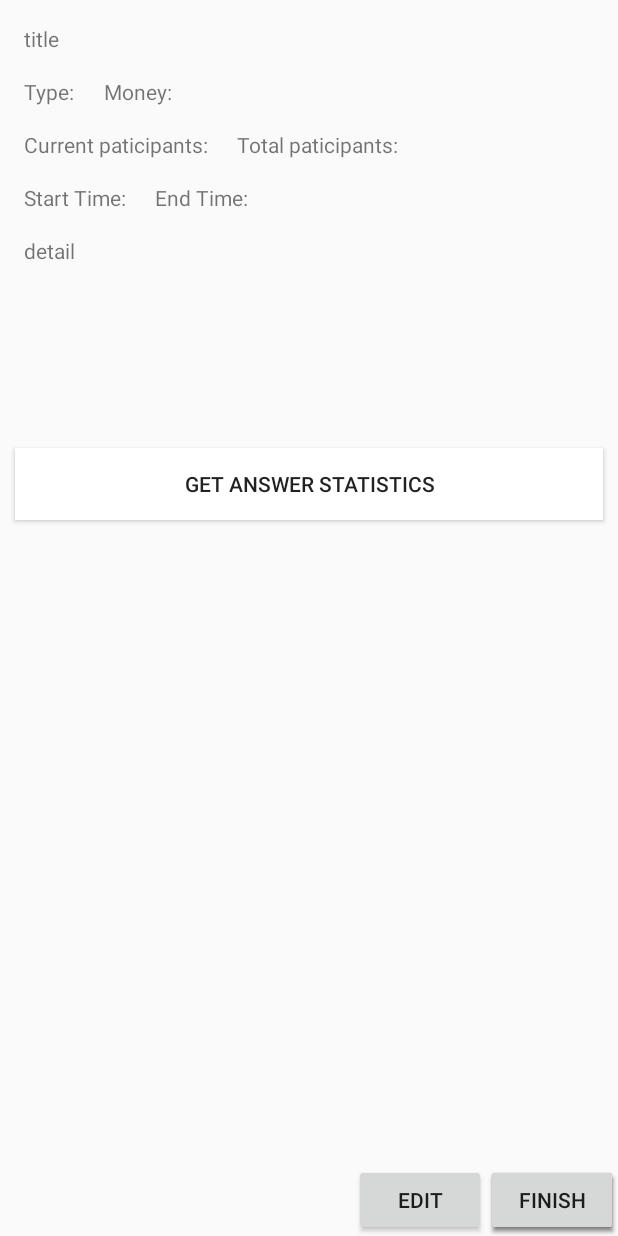
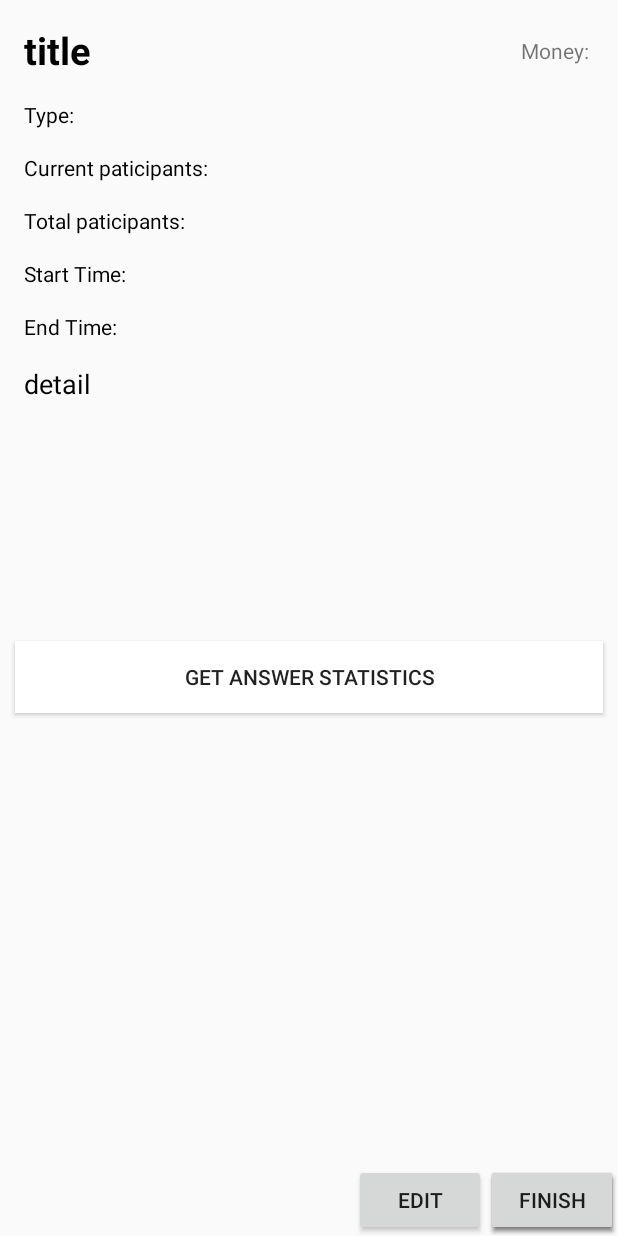
Before and after one commit to sysu-abi/Client, an Android app: the layout fragment_task_detail.xml on its own in the app's theme, with its tools: preview values and no code run, on a phone screen of 412 x 824 dp. Run offline under Robolectric (Android 15) with nearby library versions, the phone set to English and light mode, and no system bars; network calls fail.

Commit message:
beautify UI & add md5 psd

```diff
--- a/Ceres/app/src/main/java/com/sysu/ceres/activity/LoginActivity.java
+++ b/Ceres/app/src/main/java/com/sysu/ceres/activity/LoginActivity.java
@@ -20,6 +20,7 @@ import com.sysu.ceres.model.Task;
 import com.sysu.ceres.model.TaskList;
 import com.sysu.ceres.observer.MyObserver;
 import com.sysu.ceres.observer.ObserverOnNextListener;
+import com.sysu.ceres.utils.MyMD5Util;
 
 import static android.content.ContentValues.TAG;
 
@@ -123,8 +124,8 @@ public class LoginActivity extends AppCompatActivity {
                             "Password cannot be empty.", Toast.LENGTH_SHORT).show();
                 } else {
                     String name = username.getText().toString();
-                    String psd = password.getText().toString();
-                    String c_psd = confirm_psw.getText().toString();
+                    String psd = MyMD5Util.encrypt(password.getText().toString());
+                    String c_psd = MyMD5Util.encrypt(confirm_psw.getText().toString());
                     String phone = userphone.getText().toString();
                     String email = useremail.getText().toString();
                     if (login_or_register) { //login
--- a/Ceres/app/src/main/java/com/sysu/ceres/adapter/MyTaskRecyclerViewAdapter.java
+++ b/Ceres/app/src/main/java/com/sysu/ceres/adapter/MyTaskRecyclerViewAdapter.java
@@ -10,6 +10,7 @@ import android.widget.TextView;
 import com.sysu.ceres.R;
 import com.sysu.ceres.fragment.TaskListFragment.OnListFragmentInteractionListener;
 import com.sysu.ceres.model.Task;
+import com.sysu.ceres.utils.TimeStringUtil;
 
 import java.sql.Timestamp;
 import java.util.List;
@@ -46,8 +47,7 @@ public class MyTaskRecyclerViewAdapter extends RecyclerView.Adapter<MyTaskRecycl
         holder.mTitle.setText(mValues.get(position).getTitle());
         holder.mDetail.setText(mValues.get(position).getDetail());
         holder.mMoney.setText(mValues.get(position).getMoney().toString());
-        Timestamp endtime = new Timestamp(mValues.get(position).getEndTime());
-        holder.mEndTime.setText(endtime.toString());
+        holder.mEndTime.setText(TimeStringUtil.getDateToString(mValues.get(position).getEndTime()));
 
         holder.mView.setOnClickListener(new View.OnClickListener() {
             @Override
--- a/Ceres/app/src/main/java/com/sysu/ceres/fragment/TaskListFragment.java
+++ b/Ceres/app/src/main/java/com/sysu/ceres/fragment/TaskListFragment.java
@@ -4,6 +4,7 @@ import android.content.Context;
 import android.os.Bundle;
 
 import androidx.fragment.app.Fragment;
+import androidx.recyclerview.widget.DividerItemDecoration;
 import androidx.recyclerview.widget.GridLayoutManager;
 import androidx.recyclerview.widget.LinearLayoutManager;
 import androidx.recyclerview.widget.RecyclerView;
@@ -156,6 +157,7 @@ public class TaskListFragment extends Fragment {
 
         RecyclerView recyclerView = (RecyclerView) view.findViewById(R.id.task_list);
         myListViewAdapter = new MyTaskRecyclerViewAdapter(myTaskList, mListener);
+        recyclerView.addItemDecoration(new DividerItemDecoration(getActivity(), DividerItemDecoration.VERTICAL));
         recyclerView.setAdapter(myListViewAdapter);
 
         return view;
--- a/Ceres/app/src/main/java/com/sysu/ceres/utils/MyMD5Util.java
+++ b/Ceres/app/src/main/java/com/sysu/ceres/utils/MyMD5Util.java
@@ -15,7 +15,7 @@ public class MyMD5Util {
             for (int i = 0; i < s.length; i++) {
                 result += Integer.toHexString((0x000000FF & s[i]) | 0xFFFFFF00).substring(6);
             }
-            return result;
+            return result.substring(8, 24);
         } catch (Exception e) {
             e.printStackTrace();
         }
--- a/Ceres/app/src/main/res/layout/activity_edit_task.xml
+++ b/Ceres/app/src/main/res/layout/activity_edit_task.xml
@@ -23,6 +23,7 @@
         android:inputType="textMultiLine"
         android:minLines="8"
         android:maxLines="10"
+        android:maxEms="59"
         android:background="@android:drawable/edit_text"
         android:scrollbars="vertical"
         android:hint="detail"
--- a/Ceres/app/src/main/res/layout/fragment_task_detail.xml
+++ b/Ceres/app/src/main/res/layout/fragment_task_detail.xml
@@ -9,18 +9,20 @@
 
     <TextView
         android:id="@+id/task_detail_title"
+        android:textColor="@color/black"
+        android:textStyle="bold"
+        android:textSize="25dp"
         android:layout_width="match_parent"
         android:layout_height="wrap_content"
         android:layout_margin="@dimen/activity_horizontal_margin"
         app:layout_constraintLeft_toLeftOf="parent"
-        app:layout_constraintTop_toTopOf="@+id/constraintLayout"
-        tools:layout_constraintLeft_creator="1"
-        tools:layout_constraintTop_creator="1"
+        app:layout_constraintTop_toTopOf="parent"
         android:text="title"
         />
 
     <TextView
         android:id="@+id/task_detail_type"
+        android:textColor="@color/black"
         android:layout_width="wrap_content"
         android:layout_height="wrap_content"
         android:layout_margin="16dp"
@@ -34,13 +36,15 @@
         android:layout_width="wrap_content"
         android:layout_height="wrap_content"
         android:layout_margin="16dp"
-        app:layout_constraintTop_toBottomOf="@id/task_detail_title"
-        app:layout_constraintLeft_toRightOf="@id/task_detail_type"
+        app:layout_constraintRight_toRightOf="parent"
+        app:layout_constraintTop_toTopOf="parent"
+        app:layout_constraintBottom_toTopOf="@id/task_detail_type"
         android:text="Money: "
         />
 
     <TextView
         android:id="@+id/task_detail_current_num"
+        android:textColor="@color/black"
         android:layout_width="wrap_content"
         android:layout_height="wrap_content"
         android:layout_margin="16dp"
@@ -50,47 +54,53 @@
         />
     <TextView
         android:id="@+id/task_detail_total_num"
+        android:textColor="@color/black"
         android:layout_width="wrap_content"
         android:layout_height="wrap_content"
         android:layout_margin="16dp"
-        app:layout_constraintLeft_toRightOf="@id/task_detail_current_num"
-        app:layout_constraintTop_toBottomOf="@id/task_detail_type"
+        app:layout_constraintLeft_toLeftOf="parent"
+        app:layout_constraintTop_toBottomOf="@id/task_detail_current_num"
         android:text="Total paticipants: "
         />
 
     <TextView
         android:id="@+id/task_detail_start_time"
+        android:textColor="@color/black"
         android:layout_width="wrap_content"
         android:layout_height="wrap_content"
         android:layout_margin="16dp"
         app:layout_constraintLeft_toLeftOf="parent"
-        app:layout_constraintTop_toBottomOf="@id/task_detail_current_num"
+        app:layout_constraintTop_toBottomOf="@id/task_detail_total_num"
         android:text="Start Time: "
         />
 
     <TextView
         android:id="@+id/task_detail_end_time"
+        android:textColor="@color/black"
         android:layout_width="wrap_content"
         android:layout_height="wrap_content"
         android:layout_margin="16dp"
-        app:layout_constraintLeft_toRightOf="@id/task_detail_start_time"
-        app:layout_constraintTop_toBottomOf="@id/task_detail_current_num"
+        android:layout_marginTop="48dp"
         android:text="End Time: "
+        app:layout_constraintTop_toBottomOf="@id/task_detail_start_time"
+        app:layout_constraintLeft_toLeftOf="parent"
         />
 
     <TextView
         android:id="@+id/task_detail_detail"
-        android:layout_width="wrap_content"
+        android:layout_width="0dp"
         android:layout_height="wrap_content"
         android:layout_margin="16dp"
-        app:layout_constraintLeft_toLeftOf="parent"
-        app:layout_constraintTop_toBottomOf="@id/task_detail_start_time"
-        android:text="detail"
+        android:maxLines="10"
+        android:minLines="8"
         android:scrollbars="vertical"
         android:singleLine="false"
-        android:minLines="8"
-        android:maxLines="10"
-        />
+        android:textColor="@color/black"
+        android:text="detail"
+        android:textSize="18dp"
+        app:layout_constraintLeft_toLeftOf="parent"
+        app:layout_constraintRight_toRightOf="parent"
+        app:layout_constraintTop_toBottomOf="@id/task_detail_end_time" />
 
     <Button
         android:id="@+id/task_detail_join_btn"
@@ -129,11 +139,12 @@
         android:id="@+id/task_detail_get_static"
         android:layout_width="match_parent"
         android:layout_height="wrap_content"
+        android:layout_margin="10dp"
+        android:layout_marginTop="88dp"
+        android:background="@color/white"
         android:text="Get Answer statistics"
-        android:background="@color/white"
-        android:layout_margin="10dp"
         app:layout_constraintTop_toBottomOf="@id/task_detail_detail"
-        />
+        tools:layout_editor_absoluteX="9dp" />
 
 
 </androidx.constraintlayout.widget.ConstraintLayout>
```
Also changed, not shown: Ceres/app/src/main/java/com/sysu/ceres/activity/EditTaskActivity.java (+1 -8 lines), Ceres/app/src/main/java/com/sysu/ceres/fragment/TaskDetailFragment.java (+9 -7 lines), Ceres/app/src/main/java/com/sysu/ceres/utils/TimeStringUtil.java (added, +13 -0 lines), Ceres/app/src/main/res/layout/fragment_task_list_item.xml (+38 -6 lines), Ceres/app/src/main/res/mipmap-hdpi/baseline_attach_money_black_48.png (added), Ceres/app/src/main/res/mipmap-mdpi/baseline_attach_money_black_48.png (added), Ceres/app/src/main/res/mipmap-xhdpi/baseline_attach_money_black_48.png (added), Ceres/app/src/main/res/mipmap-xxhdpi/baseline_attach_money_black_48.png (added), Ceres/app/src/main/res/mipmap-xxxhdpi/baseline_attach_money_black_48.png (added).
